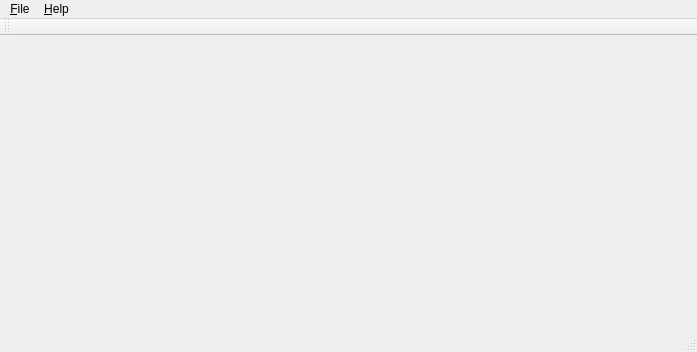
Qt form mainwindow.ui (aminehatim/Connect) before a commit.
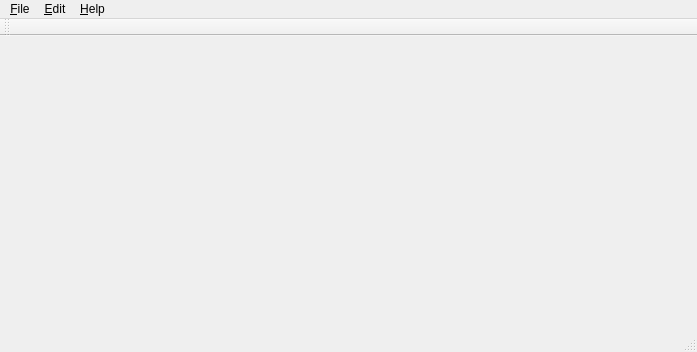
The same form after that commit. Custom widgets are drawn as their Qt base class.

The edit to the form file:
```diff
--- a/mainwindow.ui
+++ b/mainwindow.ui
@@ -33,7 +33,13 @@
      <string>&amp;Help</string>
     </property>
    </widget>
+   <widget class="QMenu" name="menu_Edit">
+    <property name="title">
+     <string>&amp;Edit</string>
+    </property>
+   </widget>
    <addaction name="menu_File"/>
+   <addaction name="menu_Edit"/>
    <addaction name="menu_Help"/>
   </widget>
   <widget class="QToolBar" name="mainToolBar">
@@ -62,6 +68,14 @@
   </action>
  </widget>
  <layoutdefault spacing="6" margin="11"/>
+ <customwidgets>
+  <customwidget>
+   <class>QCustomPlot</class>
+   <extends>QWidget</extends>
+   <header location="global">qcustomplot.h</header>
+   <container>1</container>
+  </customwidget>
+ </customwidgets>
  <resources/>
  <connections/>
 </ui>
```
Left out of the diff: 13 changed lines with no effect on the pictures.
